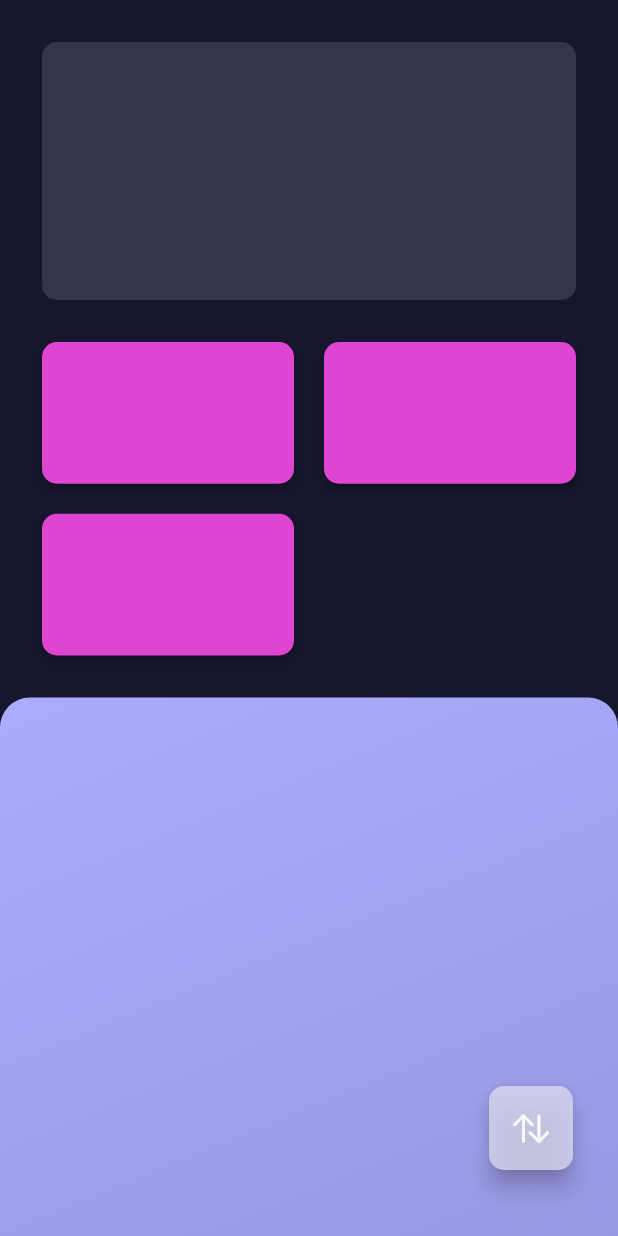
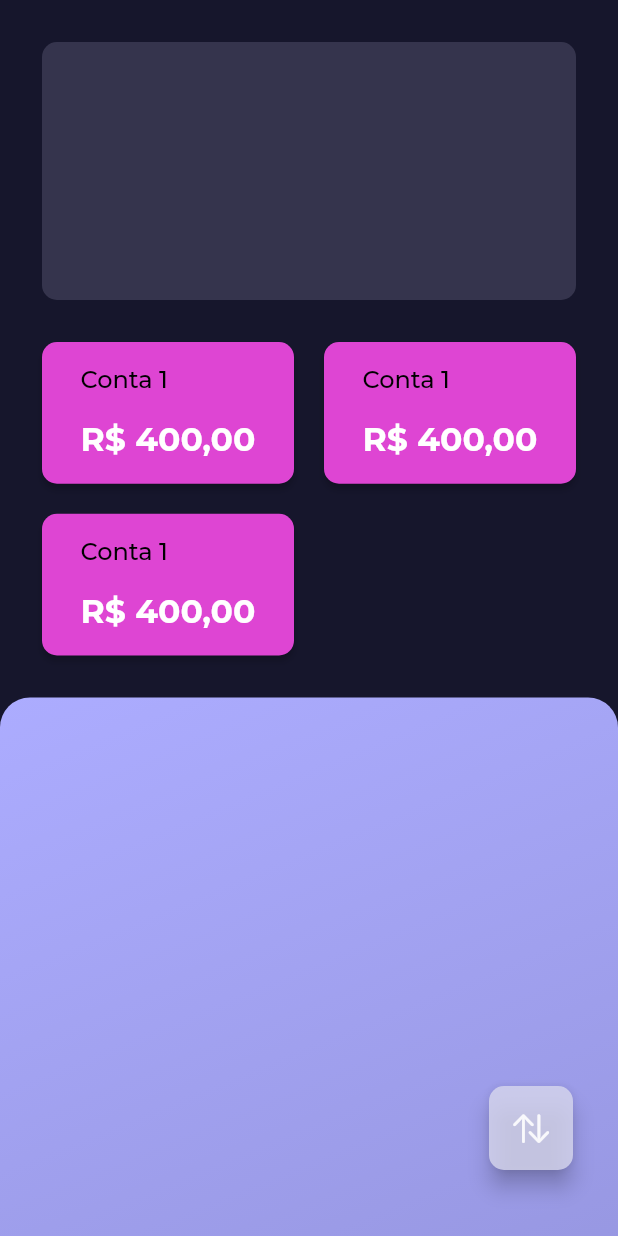
Before and after one commit to Louis-Ian/DogeFinances, a Flutter app: the screen it shows after launch, on a phone screen of 412 x 824 dp. Run offline on Flutter 3.47's test engine with Material 2 defaults, Android fonts, the phone set to English and light mode, and no system bars; our stand-ins replace google_fonts.

Commit message:
Font styles

```diff
--- a/doge_finances/lib/components/widgets/accountInfoWidget.dart
+++ b/doge_finances/lib/components/widgets/accountInfoWidget.dart
@@ -1,3 +1,5 @@
+import 'package:google_fonts/google_fonts.dart';
+
 import 'package:doge_finances/constants.dart';
 import 'package:doge_finances/utils/RandomBrightColor.dart';
 import 'package:flutter/material.dart';
@@ -27,7 +29,28 @@ class _AccountInfoState extends State<AccountInfo> {
         ),
         primary: _selected ? _accountColor.withOpacity(0.2) : _accountColor.withOpacity(1),
       ),
-      child: Container(
+      child: Column(
+        mainAxisAlignment: MainAxisAlignment.spaceEvenly,
+        crossAxisAlignment: CrossAxisAlignment.start,
+        children: [
+          Text(
+            "Conta 1",
+            textAlign: TextAlign.left,
+            style: GoogleFonts.montserrat(
+              fontSize: 16,
+              color: _selected ? Colors.black.withOpacity(0.3) : Colors.black.withOpacity(1),
+            ),
+          ),
+          Text(
+            "R\$ 400,00",
+            textAlign: TextAlign.center,
+            style: GoogleFonts.montserrat(
+              fontSize: 22,
+              fontWeight: FontWeight.bold,
+              color: _selected ? Colors.white.withOpacity(0.3) : Colors.white.withOpacity(1),
+            ),
+          )
+        ],
       ),
     );
   }
--- a/doge_finances/lib/utils/RandomBrightColor.dart
+++ b/doge_finances/lib/utils/RandomBrightColor.dart
@@ -1,6 +1,9 @@
 import 'dart:math';
 import 'dart:ui';
 
+import 'package:flutter/material.dart';
+
+//TODO: implement HSV color generator that doesn't generates two similar colors
 class RandomBrightColor{
   Color generate(){
     var color69 = new Random()
--- a/doge_finances/pubspec.yaml
+++ b/doge_finances/pubspec.yaml
@@ -28,6 +28,7 @@ dependencies:
   # The following adds the Cupertino Icons font to your application.
   # Use with the CupertinoIcons class for iOS style icons.
   cupertino_icons: ^1.0.2
+  google_fonts: ^2.1.0
 
 dev_dependencies:
   flutter_test:
```
Also changed, not shown: doge_finances/pubspec.lock.
